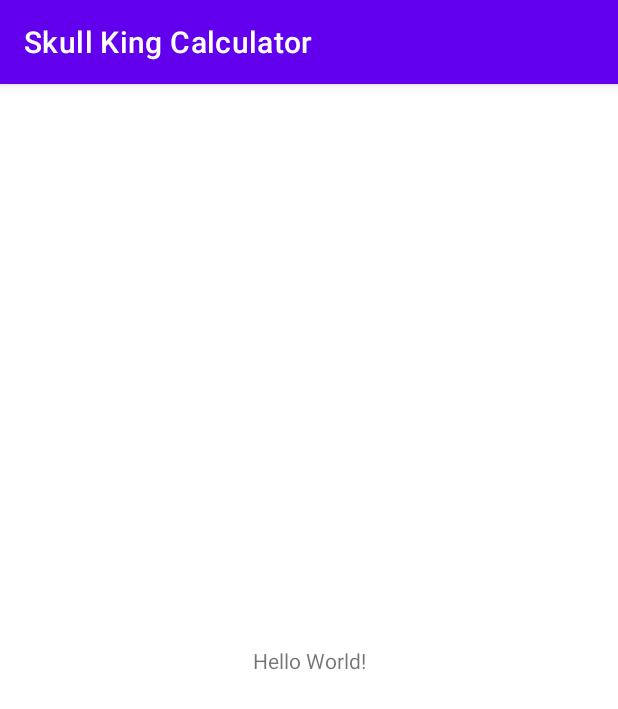
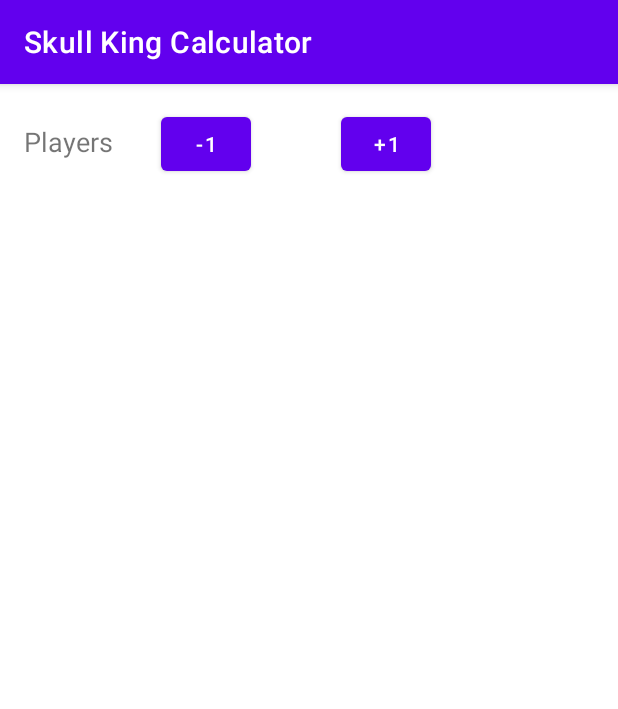
Before and after one commit to tamj0rd2/skull-king-calculator, an Android app: the screen it shows after launch (MainActivity), on a phone screen of 412 x 824 dp. Shown: the top 709 px of the screen. Run offline under Robolectric (Android 15) with nearby library versions, the phone set to English and light mode, and no system bars.

Commit message:
Add an input when Add Player is clicked

```diff
--- a/app/build.gradle
+++ b/app/build.gradle
@@ -9,7 +9,7 @@ android {
 
     defaultConfig {
         applicationId "com.tamj0rd2.skullkingcalculator"
-        minSdkVersion 16
+        minSdkVersion 17
         targetSdkVersion 30
         versionCode 1
         versionName "1.0"
@@ -39,7 +39,7 @@ dependencies {
     implementation 'androidx.appcompat:appcompat:1.2.0'
     implementation 'com.google.android.material:material:1.2.1'
     implementation 'androidx.constraintlayout:constraintlayout:2.0.4'
-    testImplementation 'junit:junit:4.+'
+    testImplementation 'junit:junit:4.13.1'
     androidTestImplementation 'androidx.test.ext:junit:1.1.2'
     androidTestImplementation 'androidx.test.espresso:espresso-core:3.3.0'
 }
--- a/app/src/main/res/layout/activity_main.xml
+++ b/app/src/main/res/layout/activity_main.xml
@@ -2,17 +2,60 @@
 <androidx.constraintlayout.widget.ConstraintLayout xmlns:android="http://schemas.android.com/apk/res/android"
     xmlns:app="http://schemas.android.com/apk/res-auto"
     xmlns:tools="http://schemas.android.com/tools"
+    android:id="@+id/root"
     android:layout_width="match_parent"
     android:layout_height="match_parent"
     tools:context=".MainActivity">
 
     <TextView
+        android:id="@+id/players"
         android:layout_width="wrap_content"
         android:layout_height="wrap_content"
-        android:text="Hello World!"
-        app:layout_constraintBottom_toBottomOf="parent"
-        app:layout_constraintLeft_toLeftOf="parent"
-        app:layout_constraintRight_toRightOf="parent"
+        android:layout_marginStart="16dp"
+        android:text="@string/players"
+        android:textSize="18sp"
+        app:layout_constraintBaseline_toBaselineOf="@+id/addPlayer"
+        app:layout_constraintStart_toStartOf="parent" />
+
+    <Button
+        android:id="@+id/removePlayer"
+        android:layout_width="60dp"
+        android:layout_height="wrap_content"
+        android:layout_marginStart="32sp"
+        android:layout_marginTop="16dp"
+        android:onClick="removeAPlayer"
+        android:text="@string/remove_player"
+        android:textAlignment="center"
+        app:layout_constraintStart_toEndOf="@+id/players"
         app:layout_constraintTop_toTopOf="parent" />
 
+    <TextView
+        android:id="@+id/playerCount"
+        android:layout_width="60dp"
+        android:layout_height="wrap_content"
+        android:textAlignment="center"
+        android:textSize="18sp"
+        app:layout_constraintBaseline_toBaselineOf="@+id/players"
+        app:layout_constraintStart_toEndOf="@+id/removePlayer"
+        tools:text="0" />
+
+    <Button
+        android:id="@+id/addPlayer"
+        android:layout_width="60dp"
+        android:layout_height="wrap_content"
+        android:layout_marginTop="16dp"
+        android:onClick="addAPlayer"
+        android:text="@string/add_player"
+        android:textAlignment="center"
+        app:layout_constraintStart_toEndOf="@+id/playerCount"
+        app:layout_constraintTop_toTopOf="parent" />
+
+<!--    <com.tamj0rd2.skullkingcalculator.components.PlayerInput-->
+<!--        android:id="@+id/player1"-->
+<!--        android:layout_width="0dp"-->
+<!--        android:layout_height="wrap_content"-->
+<!--        app:layout_constraintStart_toStartOf="parent"-->
+<!--        app:layout_constraintEnd_toEndOf="parent"-->
+<!--        app:layout_constraintBottom_toBottomOf="parent" />-->
+
 </androidx.constraintlayout.widget.ConstraintLayout>
--- a/app/src/main/res/values/colors.xml
+++ b/app/src/main/res/values/colors.xml
@@ -7,4 +7,7 @@
     <color name="teal_700">#FF018786</color>
     <color name="black">#FF000000</color>
     <color name="white">#FFFFFFFF</color>
+    <color name="yellow">#FFEB3B</color>
+    <color name="green">#8BC34A</color>
+    <color name="red">#F44336</color>
 </resources>
--- a/app/src/main/res/values/strings.xml
+++ b/app/src/main/res/values/strings.xml
@@ -1,3 +1,8 @@
 <resources>
     <string name="app_name">Skull King Calculator</string>
+    <string name="add_player">+1</string>
+    <string name="player">Player</string>
+    <string name="name">Name</string>
+    <string name="players">Players</string>
+    <string name="remove_player">-1</string>
 </resources>
```
Also changed, not shown: app/src/main/java/com/tamj0rd2/skullkingcalculator/MainActivity.kt (+37 -1 lines), app/src/main/java/com/tamj0rd2/skullkingcalculator/components/PlayerInput.kt (added, +23 -0 lines), app/src/main/res/layout/player_input.xml (added, +31 -0 lines), gradle/wrapper/gradle-wrapper.properties.
